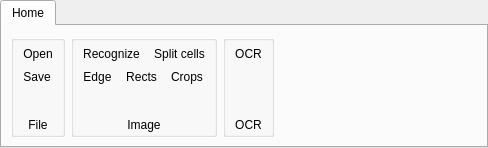
Old version of the form ui/toolbar_ui.ui in the repository ArtemTheVan/table_recognition_tool.
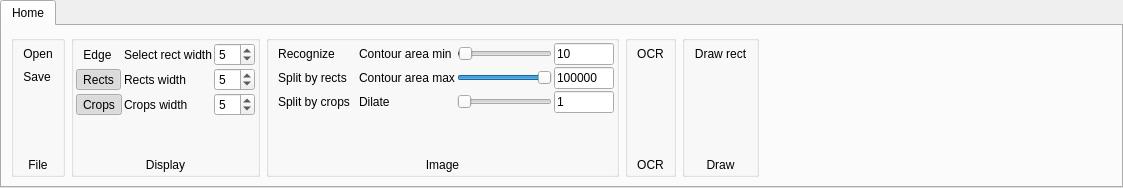
New version of the form. Icons and pictures are not drawn.

Commit message: update table_recognition_tool

What changed in the file:
```diff
--- a/ui/toolbar_ui.ui
+++ b/ui/toolbar_ui.ui
@@ -6,8 +6,8 @@
    <rect>
     <x>0</x>
     <y>0</y>
-    <width>488</width>
-    <height>148</height>
+    <width>1123</width>
+    <height>188</height>
    </rect>
   </property>
   <property name="sizePolicy">
@@ -156,6 +156,201 @@
          </layout>
         </widget>
        </item>
+       <item>
+        <widget class="QGroupBox" name="groupBox_4">
+         <property name="title">
+          <string/>
+         </property>
+         <layout class="QVBoxLayout" name="verticalLayout_5">
+          <property name="spacing">
+           <number>2</number>
+          </property>
+          <property name="leftMargin">
+           <number>2</number>
+          </property>
+          <property name="topMargin">
+           <number>2</number>
+          </property>
+          <property name="rightMargin">
+           <number>2</number>
+          </property>
+          <property name="bottomMargin">
+           <number>2</number>
+          </property>
+          <item>
+           <layout class="QGridLayout" name="gridLayout">
+            <item row="0" column="2">
+             <widget class="QSpinBox" name="spinBox">
+              <property name="value">
+               <number>5</number>
+              </property>
+             </widget>
+            </item>
+            <item row="3" column="2">
+             <widget class="QSpinBox" name="spinBox_3">
+              <property name="value">
+               <number>5</number>
+              </property>
+             </widget>
+            </item>
+            <item row="1" column="0">
+             <widget class="QToolButton" name="toolButton_6">
+              <property name="text">
+               <string>Rects</string>
+              </property>
+              <property name="icon">
+               <iconset resource="icons.qrc">
+                <normaloff>:/icons/remixicon/task-line.svg</normaloff>
+                <normalon>:/icons/remixicon/task-fill.svg</normalon>:/icons/remixicon/task-line.svg</iconset>
+              </property>
+              <property name="iconSize">
+               <size>
+                <width>24</width>
+                <height>24</height>
+               </size>
+              </property>
+              <property name="checkable">
+               <bool>true</bool>
+              </property>
+              <property name="checked">
+               <bool>true</bool>
+              </property>
+              <property name="toolButtonStyle">
+               <enum>Qt::ToolButtonTextBesideIcon</enum>
+              </property>
+              <property name="autoRaise">
+               <bool>true</bool>
+              </property>
+             </widget>
+            </item>
+            <item row="1" column="2">
+             <widget class="QSpinBox" name="spinBox_2">
+              <property name="value">
+               <number>5</number>
+              </property>
+             </widget>
+            </item>
+            <item row="3" column="0">
+             <widget class="QToolButton" name="toolButton_7">
+              <property name="text">
+               <string>Crops</string>
+              </property>
+              <property name="icon">
+               <iconset resource="icons.qrc">
+                <normaloff>:/icons/remixicon/task-line.svg</normaloff>
+                <normalon>:/icons/remixicon/task-fill.svg</normalon>:/icons/remixicon/task-line.svg</iconset>
+              </property>
+              <property name="iconSize">
+               <size>
+                <width>24</width>
+                <height>24</height>
+               </size>
+              </property>
+              <property name="checkable">
+               <bool>true</bool>
+              </property>
+              <property name="checked">
+               <bool>true</bool>
+              </property>
+              <property name="toolButtonStyle">
+               <enum>Qt::ToolButtonTextBesideIcon</enum>
+              </property>
+              <property name="autoRaise">
+               <bool>true</bool>
+              </property>
+             </widget>
+            </item>
+            <item row="0" column="0">
+             <widget class="QToolButton" name="toolButton_5">
+              <property name="text">
+               <string>Edge</string>
+              </property>
+              <property name="icon">
+               <iconset resource="icons.qrc">
+                <normaloff>:/icons/remixicon/task-line.svg</normaloff>
+                <normalon>:/icons/remixicon/task-fill.svg</normalon>:/icons/remixicon/task-line.svg</iconset>
+              </property>
+              <property name="iconSize">
+               <size>
+                <width>24</width>
+                <height>24</height>
+               </size>
+              </property>
+              <property name="checkable">
+               <bool>true</bool>
+              </property>
+              <property name="toolButtonStyle">
+               <enum>Qt::ToolButtonTextBesideIcon</enum>
+              </property>
+              <property name="autoRaise">
+               <bool>true</bool>
+              </property>
+             </widget>
+            </item>
+            <item row="0" column="1">
+             <widget class="QLabel" name="label_5">
+              <property name="text">
+               <string>Select rect width</string>
+              </property>
+             </widget>
+            </item>
+            <item row="1" column="1">
+             <widget class="QLabel" name="label_6">
+              <property name="text">
+               <string>Rects width</string>
+              </property>
+             </widget>
+            </item>
+            <item row="3" column="1">
+             <widget class="QLabel" name="label_7">
+              <property name="text">
+               <string>Crops width</string>
+              </property>
+             </widget>
+            </item>
+           </layout>
+          </item>
+          <item>
+           <spacer name="verticalSpacer_4">
+            <property name="orientation">
+             <enum>Qt::Vertical</enum>
+            </property>
+            <property name="sizeType">
+             <enum>QSizePolicy::Expanding</enum>
+            </property>
+            <property name="sizeHint" stdset="0">
+             <size>
+              <width>20</width>
+              <height>0</height>
+             </size>
+            </property>
+           </spacer>
+          </item>
+          <item>
+           <widget class="QLabel" name="label_4">
+            <property name="sizePolicy">
+             <sizepolicy hsizetype="Preferred" vsizetype="Maximum">
+              <horstretch>0</horstretch>
+              <verstretch>0</verstretch>
+             </sizepolicy>
+            </property>
+            <property name="frameShape">
+             <enum>QFrame::NoFrame</enum>
+            </property>
+            <property name="frameShadow">
+             <enum>QFrame::Plain</enum>
+            </property>
+            <property name="text">
+             <string>Display</string>
+            </property>
+            <property name="alignment">
+             <set>Qt::AlignCenter</set>
+            </property>
+           </widget>
+          </item>
+         </layout>
+        </widget>
+       </item>
        <item>
         <widget class="QGroupBox" name="groupBox_2">
          <property name="title">
@@ -178,11 +373,73 @@
            <number>2</number>
           </property>
           <item>
-           <layout class="QHBoxLayout" name="horizontalLayout_2">
-            <property name="spacing">
-             <number>0</number>
-            </property>
-            <item>
+           <layout class="QGridLayout" name="gridLayout_2">
+            <item row="2" column="0">
+             <widget class="QToolButton" name="toolButton_9">
+              <property name="text">
+               <string>Split by crops</string>
+              </property>
+              <property name="icon">
+               <iconset resource="icons.qrc">
+                <normaloff>:/icons/remixicon/crop-line.svg</normaloff>:/icons/remixicon/crop-line.svg</iconset>
+              </property>
+              <property name="iconSize">
+               <size>
+                <width>24</width>
+                <height>24</height>
+               </size>
+              </property>
+              <property name="checkable">
+               <bool>false</bool>
+              </property>
+              <property name="toolButtonStyle">
+               <enum>Qt::ToolButtonTextBesideIcon</enum>
+              </property>
+              <property name="autoRaise">
+               <bool>true</bool>
+              </property>
+             </widget>
+            </item>
+            <item row="0" column="2">
+             <widget class="QSlider" name="horizontalSlider">
+              <property name="minimum">
+               <number>2</number>
+              </property>
+              <property name="maximum">
+               <number>1000</number>
+              </property>
+              <property name="value">
+               <number>10</number>
+              </property>
+              <property name="orientation">
+               <enum>Qt::Horizontal</enum>
+              </property>
+             </widget>
+            </item>
+            <item row="1" column="0">
+             <widget class="QToolButton" name="toolButton_4">
+              <property name="text">
+               <string>Split by rects</string>
+              </property>
+              <property name="icon">
+               <iconset resource="icons.qrc">
+                <normaloff>:/icons/remixicon/crop-line.svg</normaloff>:/icons/remixicon/crop-line.svg</iconset>
+              </property>
+              <property name="iconSize">
+               <size>
+                <width>24</width>
+                <height>24</height>
+               </size>
+              </property>
+              <property name="toolButtonStyle">
+               <enum>Qt::ToolButtonTextBesideIcon</enum>
+              </property>
+              <property name="autoRaise">
+               <bool>true</bool>
+              </property>
+             </widget>
+            </item>
+            <item row="0" column="0">
              <widget class="QToolButton" name="toolButton_3">
               <property name="text">
                <string>Recognize</string>
@@ -205,114 +462,86 @@
               </property>
              </widget>
             </item>
-            <item>
-             <widget class="QToolButton" name="toolButton_4">
+            <item row="0" column="1">
+             <widget class="QLabel" name="label_9">
               <property name="text">
-               <string>Split cells</string>
+               <string>Contour area min</string>
               </property>
-              <property name="icon">
-               <iconset resource="icons.qrc">
-                <normaloff>:/icons/remixicon/image-add-line.svg</normaloff>:/icons/remixicon/image-add-line.svg</iconset>
-              </property>
-              <property name="iconSize">
+             </widget>
+            </item>
+            <item row="0" column="3">
+             <widget class="QLineEdit" name="lineEdit">
+              <property name="maximumSize">
                <size>
-                <width>24</width>
-                <height>24</height>
+                <width>60</width>
+                <height>16777215</height>
                </size>
               </property>
-              <property name="toolButtonStyle">
-               <enum>Qt::ToolButtonTextBesideIcon</enum>
+              <property name="text">
+               <string>10</string>
               </property>
-              <property name="autoRaise">
-               <bool>true</bool>
+             </widget>
+            </item>
+            <item row="1" column="1">
+             <widget class="QLabel" name="label_10">
+              <property name="text">
+               <string>Contour area max</string>
               </property>
              </widget>
             </item>
-           </layout>
-          </item>
-          <item>
-           <layout class="QHBoxLayout" name="horizontalLayout_3">
-            <property name="spacing">
-             <number>0</number>
-            </property>
-            <item>
-             <widget class="QToolButton" name="toolButton_5">
+            <item row="2" column="1">
+             <widget class="QLabel" name="label_11">
               <property name="text">
-               <string>Edge</string>
+               <string>Dilate</string>
               </property>
-              <property name="icon">
-               <iconset resource="icons.qrc">
-                <normaloff>:/icons/remixicon/task-line.svg</normaloff>
-                <normalon>:/icons/remixicon/task-fill.svg</normalon>:/icons/remixicon/task-line.svg</iconset>
+             </widget>
+            </item>
+            <item row="1" column="2">
+             <widget class="QSlider" name="horizontalSlider_2">
+              <property name="maximum">
+               <number>200000</number>
               </property>
-              <property name="iconSize">
-               <size>
-                <width>24</width>
-                <height>24</height>
-               </size>
+              <property name="value">
+               <number>100000</number>
               </property>
-              <property name="checkable">
-               <bool>true</bool>
+              <property name="orientation">
+               <enum>Qt::Horizontal</enum>
               </property>
-              <property name="toolButtonStyle">
-               <enum>Qt::ToolButtonTextBesideIcon</enum>
-              </property>
-              <property name="autoRaise">
-               <bool>true</bool>
-              </property>
              </widget>
             </item>
-            <item>
-             <widget class="QToolButton" name="toolButton_6">
-              <property name="text">
-               <string>Rects</string>
+            <item row="2" column="2">
+             <widget class="QSlider" name="horizontalSlider_3">
+              <property name="minimum">
+               <number>1</number>
               </property>
-              <property name="icon">
-               <iconset resource="icons.qrc">
-                <normaloff>:/icons/remixicon/task-line.svg</normaloff>
-                <normalon>:/icons/remixicon/task-fill.svg</normalon>:/icons/remixicon/task-line.svg</iconset>
+              <property name="orientation">
+               <enum>Qt::Horizontal</enum>
               </property>
-              <property name="iconSize">
+             </widget>
+            </item>
+            <item row="1" column="3">
+             <widget class="QLineEdit" name="lineEdit_2">
+              <property name="maximumSize">
                <size>
-                <width>24</width>
-                <height>24</height>
+                <width>60</width>
+                <height>16777215</height>
                </size>
               </property>
-              <property name="checkable">
-               <bool>true</bool>
+              <property name="text">
+               <string>100000</string>
               </property>
-              <property name="toolButtonStyle">
-               <enum>Qt::ToolButtonTextBesideIcon</enum>
-              </property>
-              <property name="autoRaise">
-               <bool>true</bool>
-              </property>
              </widget>
             </item>
-            <item>
-             <widget class="QToolButton" name="toolButton_7">
-              <property name="text">
-               <string>Crops</string>
-              </property>
-              <property name="icon">
-               <iconset resource="icons.qrc">
-                <normaloff>:/icons/remixicon/task-line.svg</normaloff>
-                <normalon>:/icons/remixicon/task-fill.svg</normalon>:/icons/remixicon/task-line.svg</iconset>
-              </property>
-              <property name="iconSize">
+            <item row="2" column="3">
+             <widget class="QLineEdit" name="lineEdit_3">
+              <property name="maximumSize">
                <size>
-                <width>24</width>
-                <height>24</height>
+                <width>60</width>
+                <height>16777215</height>
                </size>
               </property>
-              <property name="checkable">
-               <bool>true</bool>
-              </property>
-              <property name="toolButtonStyle">
-               <enum>Qt::ToolButtonTextBesideIcon</enum>
-              </property>
-              <property name="autoRaise">
-               <bool>true</bool>
+              <property name="text">
+               <string>1</string>
               </property>
              </widget>
             </item>
@@ -435,6 +664,94 @@
          </layout>
         </widget>
        </item>
+       <item>
+        <widget class="QGroupBox" name="groupBox_5">
+         <property name="title">
+          <string/>
+         </property>
+         <layout class="QVBoxLayout" name="verticalLayout_6">
+          <property name="spacing">
+           <number>2</number>
+          </property>
+          <property name="leftMargin">
+           <number>2</number>
+          </property>
+          <property name="topMargin">
+           <number>2</number>
+          </property>
+          <property name="rightMargin">
+           <number>2</number>
+          </property>
+          <property name="bottomMargin">
+           <number>2</number>
+          </property>
+          <item>
+           <widget class="QToolButton" name="toolButton_10">
+            <property name="text">
+             <string>Draw rect</string>
+            </property>
+            <property name="icon">
+             <iconset resource="icons.qrc">
+              <normaloff>:/icons/remixicon/edit-box-line.svg</normaloff>:/icons/remixicon/edit-box-line.svg</iconset>
+            </property>
+            <property name="iconSize">
+             <size>
+              <width>24</width>
+              <height>24</height>
+             </size>
+            </property>
+            <property name="checkable">
+             <bool>true</bool>
+            </property>
+            <property name="toolButtonStyle">
+             <enum>Qt::ToolButtonTextBesideIcon</enum>
+            </property>
+            <property name="autoRaise">
+             <bool>true</bool>
+            </property>
+           </widget>
+          </item>
+          <item>
+           <spacer name="verticalSpacer_5">
+            <property name="orientation">
+             <enum>Qt::Vertical</enum>
+            </property>
+            <property name="sizeType">
+             <enum>QSizePolicy::Expanding</enum>
+            </property>
+            <property name="sizeHint" stdset="0">
+             <size>
+              <width>20</width>
+              <height>0</height>
+             </size>
+            </property>
+           </spacer>
+          </item>
+          <item>
+           <widget class="QLabel" name="label_8">
+            <property name="sizePolicy">
+             <sizepolicy hsizetype="Preferred" vsizetype="Maximum">
+              <horstretch>0</horstretch>
+              <verstretch>0</verstretch>
+             </sizepolicy>
+            </property>
+            <property name="frameShape">
+             <enum>QFrame::NoFrame</enum>
+            </property>
+            <property name="frameShadow">
+             <enum>QFrame::Plain</enum>
+            </property>
+            <property name="text">
+             <string>Draw</string>
+            </property>
+            <property name="alignment">
+             <set>Qt::AlignCenter</set>
+            </property>
+           </widget>
+          </item>
+         </layout>
+        </widget>
+       </item>
        <item>
         <spacer name="horizontalSpacer">
          <property name="orientation">
```
The commit also changes 14 other files.
